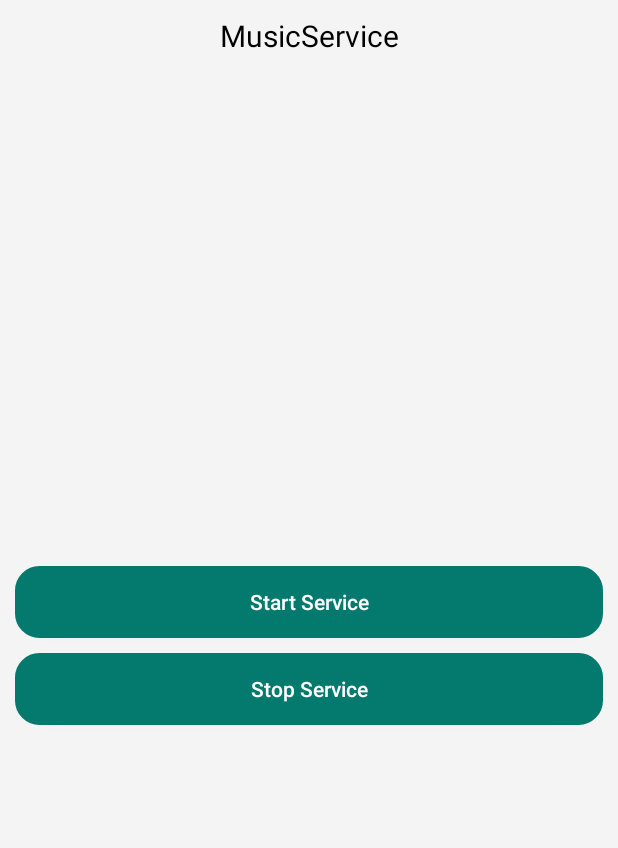
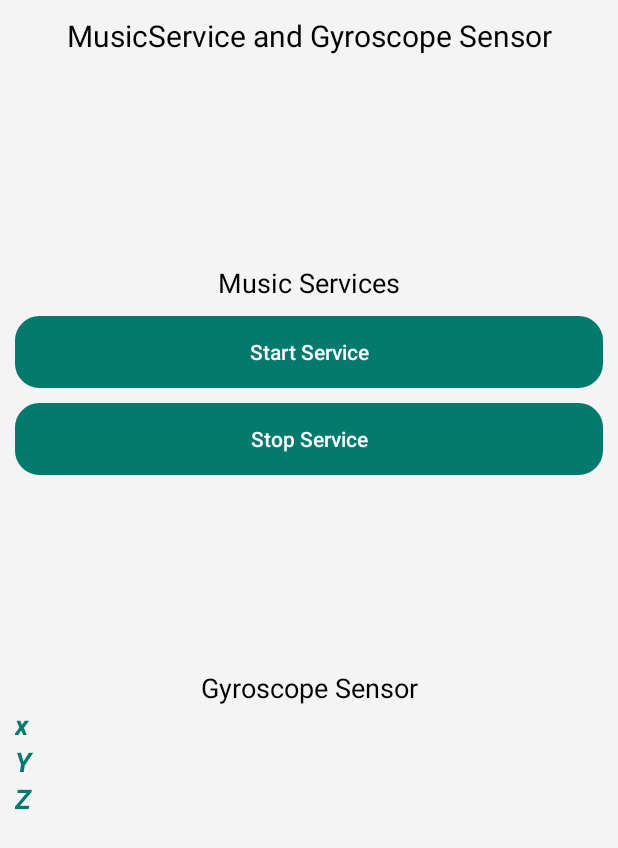
Before and after one commit to Macca5357/E-Tivity4, an Android app: the screen it shows after launch (MainActivity), on a phone screen of 412 x 824 dp. Shown: the top 848 px of the screen. Run offline under Robolectric (Android 15) with nearby library versions, the phone set to English and light mode, and no system bars.

Commit message:
ServiceCalled, Sensor Created and Called

```diff
--- a/app/build.gradle
+++ b/app/build.gradle
@@ -36,4 +36,5 @@ dependencies {
     testImplementation 'junit:junit:4.13.2'
     androidTestImplementation 'androidx.test.ext:junit:1.1.5'
     androidTestImplementation 'androidx.test.espresso:espresso-core:3.5.1'
+
 }
--- a/app/src/main/AndroidManifest.xml
+++ b/app/src/main/AndroidManifest.xml
@@ -1,7 +1,8 @@
 <?xml version="1.0" encoding="utf-8"?>
 <manifest xmlns:android="http://schemas.android.com/apk/res/android"
     xmlns:tools="http://schemas.android.com/tools">
-
+    <uses-permission android:name="android.permission.FOREGROUND_SERVICE"/>
+    <uses-permission android:name="android.permission.WAKE_LOCK"/>
     <application
         android:allowBackup="true"
         android:dataExtractionRules="@xml/data_extraction_rules"
@@ -20,6 +21,10 @@
                 <category android:name="android.intent.category.LAUNCHER" />
             </intent-filter>
         </activity>
+        <service
+            android:name=".MusicService"
+            android:enabled="true"
+            android:exported="false" />
     </application>
 
 </manifest>
--- a/app/src/main/java/com/music/service/MainActivity.java
+++ b/app/src/main/java/com/music/service/MainActivity.java
@@ -5,37 +5,91 @@ package com.music.service;
 
 import androidx.appcompat.app.AppCompatActivity;
 
+import android.content.Context;
+import android.content.Intent;
+import android.hardware.Sensor;
+import android.hardware.SensorEvent;
+import android.hardware.SensorEventListener;
+import android.hardware.SensorManager;
 import android.os.Bundle;
+import android.util.Log;
 import android.view.View;
 import android.widget.Button;
+import android.widget.TextView;
+import android.widget.Toast;
 
 public class MainActivity extends AppCompatActivity {
-
     Button buttonStartService,buttonStopService;
-
-
+    private Intent serviceIntent;
+    SensorManager sensorManager;
+    Sensor gyroscopeSensor;
+    SensorEventListener gyroscopeListener;
+    TextView textViewGyroscopeSensorX,
+            textViewGyroscopeSensorY,
+            textViewGyroscopeSensorZ;
     @Override
     protected void onCreate(Bundle savedInstanceState) {
         super.onCreate(savedInstanceState);
         setContentView(R.layout.activity_main);
+        serviceIntent = new Intent(this, MusicService.class);
+        initGyroscopeSensor();
         initViews();
+    }
+
+    private void initGyroscopeSensor() {
+        sensorManager = (SensorManager) getSystemService(Context.SENSOR_SERVICE);
+        gyroscopeSensor = sensorManager.getDefaultSensor(Sensor.TYPE_GYROSCOPE);
+
+        gyroscopeListener = new SensorEventListener() {
+            @Override
+            public void onSensorChanged(SensorEvent event) {
+                if (event.sensor.getType() == Sensor.TYPE_GYROSCOPE) {
+                    // Get the angular speed around the x, y, and z axes
+                    float x = event.values[0];
+                    float y = event.values[1];
+                    float z = event.values[2];
+                    textViewGyroscopeSensorX.setText("X=" + x);
+                    textViewGyroscopeSensorY.setText("Y=" + y);
+                    textViewGyroscopeSensorZ.setText("Z=" + z);
+
+                }
+            }
+
+            @Override
+            public void onAccuracyChanged(Sensor sensor, int accuracy) {
+                // Do nothing
+            }
+        };
+
+        sensorManager.registerListener(gyroscopeListener, gyroscopeSensor, SensorManager.SENSOR_DELAY_NORMAL);
+
     }
 
     private void initViews() {
         buttonStartService=findViewById(R.id.buttonStartServices);
         buttonStopService=findViewById(R.id.buttonStopServices);
+        textViewGyroscopeSensorX=findViewById(R.id.textViewGyroscopeSensorX);
+        textViewGyroscopeSensorY=findViewById(R.id.textViewGyroscopeSensorY);
+        textViewGyroscopeSensorZ=findViewById(R.id.textViewGyroscopeSensorZ);
+
         buttonStartService.setOnClickListener(new View.OnClickListener() {
             @Override
             public void onClick(View view) {
-                // start services here
+                startService(serviceIntent);
             }
         });
         buttonStopService.setOnClickListener(new View.OnClickListener() {
             @Override
             public void onClick(View view) {
-                // stop services here
+                stopService(serviceIntent);
             }
         });
 
     }
+    @Override
+    protected void onDestroy() {
+        super.onDestroy();
+        sensorManager.unregisterListener(gyroscopeListener);
+    }
+
 }
--- a/app/src/main/java/com/music/service/MusicService.java
+++ b/app/src/main/java/com/music/service/MusicService.java
@@ -17,7 +17,7 @@ public class MusicService extends Service {
     @Override
     public void onCreate() {
         super.onCreate();
-        mediaPlayer = MediaPlayer.create(this, R.raw.song); // replace "song" with your audio file name
+        mediaPlayer = MediaPlayer.create(this, R.raw.song);
     }
 
     @Override
--- a/app/src/main/res/layout/activity_main.xml
+++ b/app/src/main/res/layout/activity_main.xml
@@ -23,8 +23,24 @@
     <LinearLayout
         android:layout_width="match_parent"
         android:layout_height="match_parent"
+        android:layout_marginTop="20dp"
+        android:orientation="vertical">
+
+        <LinearLayout
+            android:layout_width="match_parent"
+            android:layout_height="match_parent"
+            android:layout_weight="1"
             android:gravity="center"
             android:orientation="vertical">
+
+            <TextView
+                android:id="@+id/textView2"
+                android:layout_width="match_parent"
+                android:layout_height="wrap_content"
+                android:gravity="center"
+                android:text="@string/services"
+                android:textColor="@color/color_black"
+                android:textSize="18sp" />
 
             <Button
                 android:id="@+id/buttonStartServices"
@@ -46,4 +62,51 @@
                 android:textAllCaps="false"
                 android:textColor="@color/white" />
         </LinearLayout>
+
+        <LinearLayout
+            android:layout_width="match_parent"
+            android:layout_height="match_parent"
+            android:layout_weight="1"
+            android:layout_marginTop="10dp"
+            android:orientation="vertical">
+
+            <TextView
+                android:id="@+id/textView3"
+                android:layout_width="match_parent"
+                android:layout_height="wrap_content"
+                android:gravity="center"
+                android:text="@string/Sensor"
+                android:textColor="@color/color_black"
+                android:textSize="18sp" />
+
+            <TextView
+                android:id="@+id/textViewGyroscopeSensorX"
+                android:layout_width="match_parent"
+                android:layout_height="wrap_content"
+                android:text="x"
+                android:textColor="@color/colorAccent"
+                android:textSize="18sp"
+                android:textStyle="bold|italic" />
+
+            <TextView
+                android:id="@+id/textViewGyroscopeSensorY"
+                android:layout_width="match_parent"
+                android:layout_height="wrap_content"
+
+                android:text="Y"
+                android:textColor="@color/colorAccent"
+                android:textSize="18sp"
+                android:textStyle="bold|italic" />
+
+            <TextView
+                android:id="@+id/textViewGyroscopeSensorZ"
+                android:layout_width="match_parent"
+                android:layout_height="wrap_content"
+                android:text="Z"
+                android:textColor="@color/colorAccent"
+                android:textSize="18sp"
+                android:textStyle="bold|italic" />
         </LinearLayout>
+
+    </LinearLayout>
+</LinearLayout>
--- a/app/src/main/res/values/strings.xml
+++ b/app/src/main/res/values/strings.xml
@@ -1,6 +1,8 @@
 <resources>
-    <string name="app_name">MusicService</string>
+    <string name="app_name">MusicService and Gyroscope Sensor</string>
     <string name="start_services">Start Service</string>
     <string name="stop_services">Stop Service</string>
+    <string name="services">Music Services</string>
+    <string name="Sensor">Gyroscope Sensor</string>
 
 </resources>
```
Lines whose indentation alone changed are shown as unchanged.
